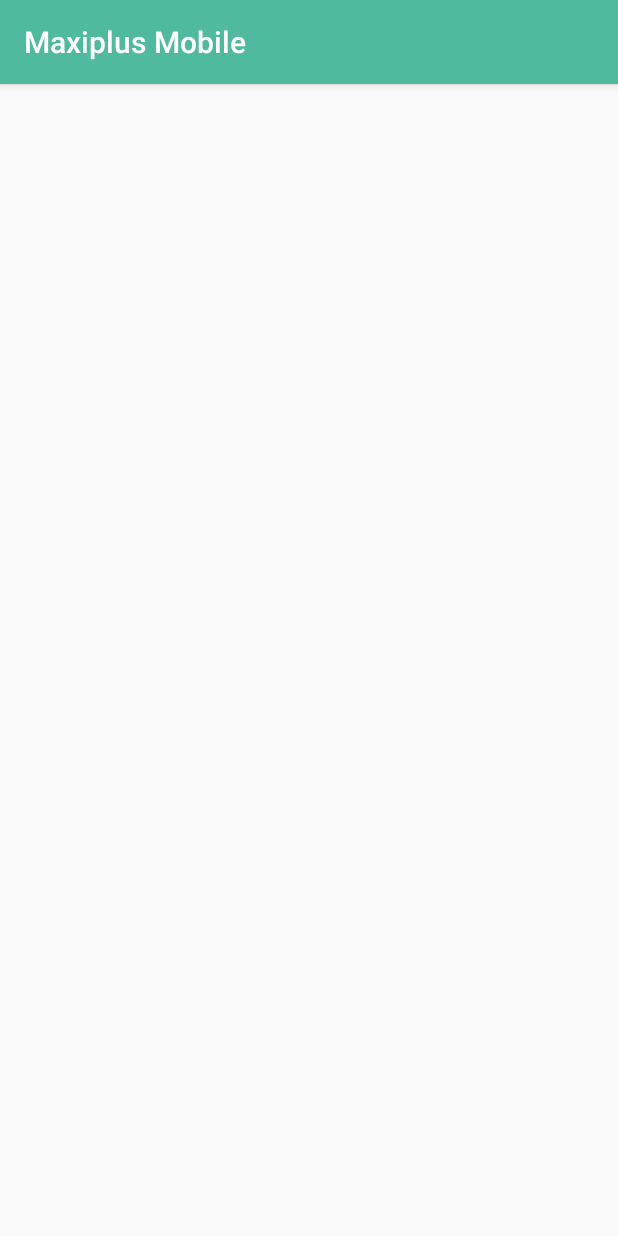
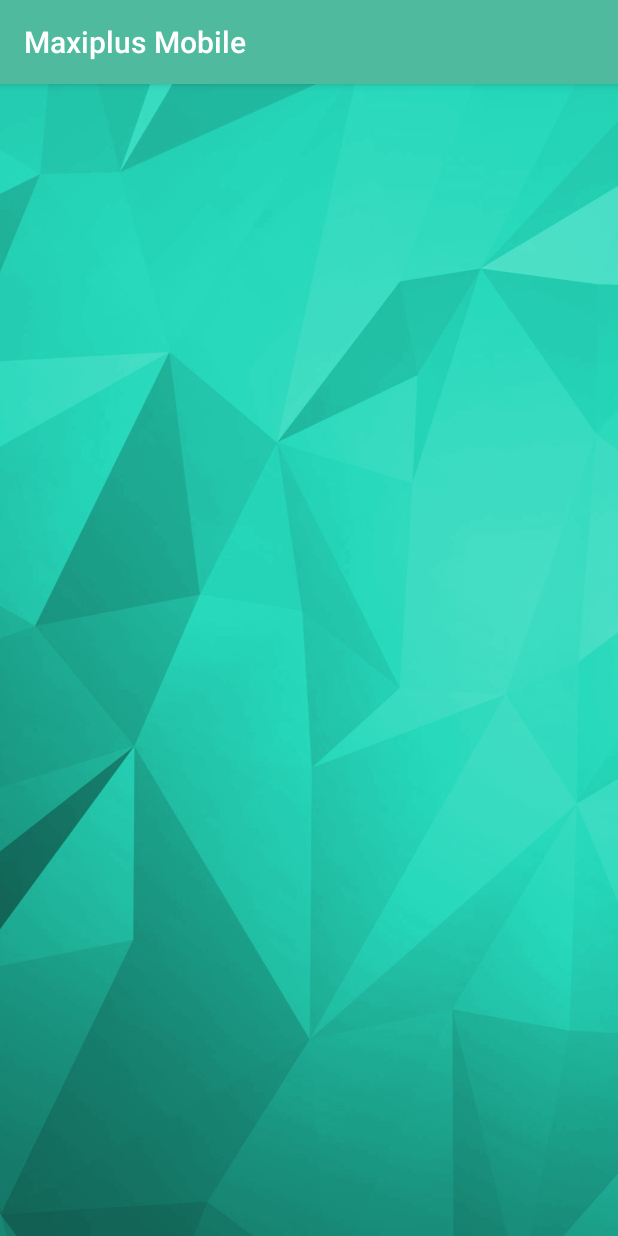
Before and after one commit to pedromartinscs/MaxiplusMobileAppClient, an Android app: the LoggedInActivity screen opened directly, with no data from a screen before it, on a phone screen of 412 x 824 dp. Run offline under Robolectric (Android 15) with nearby library versions, the phone set to English and light mode, and no system bars.

```diff
--- a/app/src/main/java/br/com/nancode/maxiplusmobileappclient/Repository/logRepository.java
+++ b/app/src/main/java/br/com/nancode/maxiplusmobileappclient/Repository/logRepository.java
@@ -37,7 +37,7 @@ public class logRepository {
         ContentValues contentValues =  new ContentValues();
         /*MONTANDO OS PARAMETROS PARA SEREM SALVOS*/
         contentValues.put("log_evento",       logModel.getEvento());
-        contentValues.put("log_data",         logModel.getDate());
+        contentValues.put("log_date",         logModel.getDate());
 
         /*EXECUTANDO INSERT DE UM NOVO REGISTRO*/
         databaseUtil.GetConexaoDataBase().insert("tb_log",null,contentValues);
@@ -107,11 +107,8 @@ public class logRepository {
 
         //MONTA A QUERY A SER EXECUTADA
         StringBuilder stringBuilderQuery = new StringBuilder();
-        stringBuilderQuery.append(" SELECT log_ID,      ");
-        stringBuilderQuery.append("        log_evento,        ");
-        stringBuilderQuery.append("        log_date        ");
+        stringBuilderQuery.append(" SELECT *      ");
         stringBuilderQuery.append("  FROM  tb_log       ");
-        stringBuilderQuery.append(" ORDER BY log_date ASC      ");
 
 
         //CONSULTANDO OS REGISTROS CADASTRADOS
--- a/app/src/main/java/br/com/nancode/maxiplusmobileappclient/Utils/DatabaseUtils.java
+++ b/app/src/main/java/br/com/nancode/maxiplusmobileappclient/Utils/DatabaseUtils.java
@@ -32,7 +32,7 @@ public class DatabaseUtils extends SQLiteOpenHelper {
         stringBuilderCreateTable.append("        us_ID      INTEGER PRIMARY KEY AUTOINCREMENT, ");
         stringBuilderCreateTable.append("        us_login       TEXT    NOT NULL,            ");
         stringBuilderCreateTable.append("        us_pass        TEXT    NOT NULL,            ");
-        stringBuilderCreateTable.append("        us_id      INTEGER     NOT NULL,            ");
+        stringBuilderCreateTable.append("        us_idexterno      INTEGER     NOT NULL,            ");
         stringBuilderCreateTable.append("        us_data        TEXT    NOT NULL )            ");
 
 
--- a/app/src/main/res/layout/activity_logged_in.xml
+++ b/app/src/main/res/layout/activity_logged_in.xml
@@ -6,4 +6,18 @@
     android:layout_height="match_parent"
     tools:context="br.com.nancode.maxiplusmobileappclient.LoggedInActivity">
 
+    <ImageView
+        android:id="@+id/imageView3"
+        android:layout_width="0dp"
+        android:layout_height="0dp"
+        android:layout_marginBottom="0dp"
+        android:layout_marginTop="0dp"
+        android:scaleType="centerCrop"
+        app:layout_constraintBottom_toBottomOf="parent"
+        app:layout_constraintHorizontal_bias="0.0"
+        app:layout_constraintLeft_toLeftOf="parent"
+        app:layout_constraintRight_toRightOf="parent"
+        app:layout_constraintTop_toTopOf="parent"
+        app:srcCompat="@drawable/backgroundlogged" />
+
 </android.support.constraint.ConstraintLayout>
--- a/app/src/main/res/values/dimens.xml
+++ /dev/null
@@ -1,5 +0,0 @@
-<resources>
-    <!-- Default screen margins, per the Android Design guidelines. -->
-    <dimen name="activity_horizontal_margin">16dp</dimen>
-    <dimen name="activity_vertical_margin">16dp</dimen>
-</resources>
```
Also changed, not shown: app/src/main/java/br/com/nancode/maxiplusmobileappclient/LoggedInActivity.java (+31 -0 lines), app/src/main/java/br/com/nancode/maxiplusmobileappclient/Repository/userRepository.java (+5 -10 lines), app/src/main/res/values/strings.xml (+5 -12 lines), app/src/main/res/values/styles.xml (+9 -0 lines), 3 other files.
